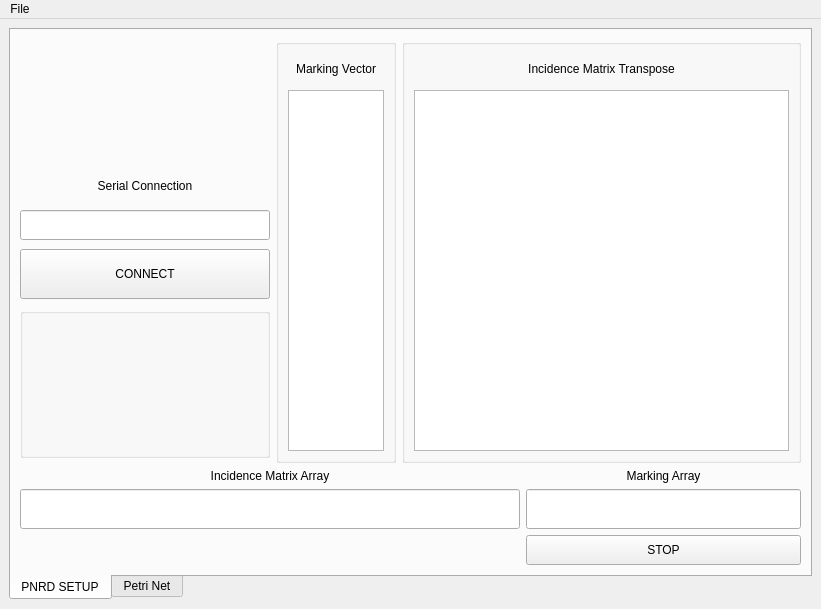
This is gui/qtGui/mainwindow.ui in MAPL-UFU/palms as Qt 5 draws it before an edit. The edited form follows.
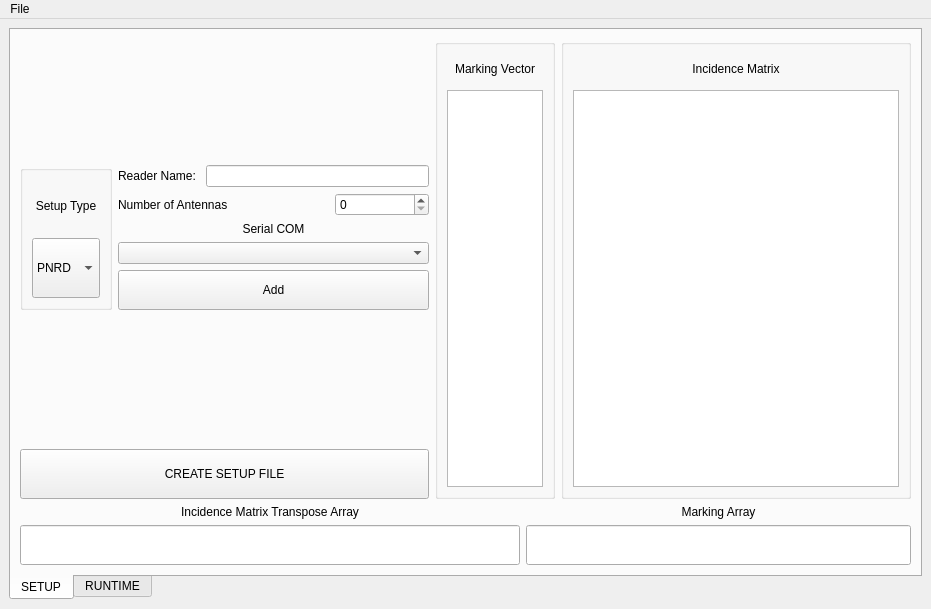
This is the edited form. Icons and pictures are not drawn.

```diff
--- a/gui/qtGui/mainwindow.ui
+++ b/gui/qtGui/mainwindow.ui
@@ -6,7 +6,7 @@
    <rect>
     <x>0</x>
     <y>0</y>
-    <width>821</width>
+    <width>931</width>
     <height>609</height>
    </rect>
   </property>
@@ -123,7 +123,7 @@
       </property>
       <widget class="QWidget" name="tab_setup">
        <attribute name="title">
-        <string>PNRD SETUP</string>
+        <string>SETUP</string>
        </attribute>
        <attribute name="whatsThis">
         <string>Informações da PNRD</string>
@@ -156,42 +156,214 @@
              </widget>
             </item>
             <item>
-             <widget class="QLabel" name="label_3">
-              <property name="maximumSize">
-               <size>
-                <width>250</width>
-                <height>30</height>
-               </size>
+             <layout class="QHBoxLayout" name="horizontalLayout_6" stretch="0,0">
+              <property name="spacing">
+               <number>6</number>
               </property>
-              <property name="text">
-               <string>Serial Connection</string>
+              <property name="leftMargin">
+               <number>0</number>
               </property>
-              <property name="alignment">
-               <set>Qt::AlignCenter</set>
+              <property name="topMargin">
+               <number>0</number>
               </property>
-             </widget>
+              <item>
+               <layout class="QVBoxLayout" name="bgPnrd_verticalLayout">
+                <property name="leftMargin">
+                 <number>0</number>
+                </property>
+                <property name="topMargin">
+                 <number>0</number>
+                </property>
+                <property name="rightMargin">
+                 <number>0</number>
+                </property>
+                <property name="bottomMargin">
+                 <number>0</number>
+                </property>
+                <item>
+                 <widget class="QGroupBox" name="setupBg_groupBox">
+                  <property name="maximumSize">
+                   <size>
+                    <width>100</width>
+                    <height>16777215</height>
+                   </size>
+                  </property>
+                  <property name="title">
+                   <string/>
+                  </property>
+                  <property name="alignment">
+                   <set>Qt::AlignCenter</set>
+                  </property>
+                  <layout class="QVBoxLayout" name="verticalLayout_8">
+                   <item>
+                    <widget class="QLabel" name="label_6">
+                     <property name="text">
+                      <string>Setup Type</string>
+                     </property>
+                     <property name="alignment">
+                      <set>Qt::AlignCenter</set>
+                     </property>
+                    </widget>
+                   </item>
+                   <item>
+                    <widget class="QComboBox" name="setupPalms_comboBox">
+                     <property name="minimumSize">
+                      <size>
+                       <width>0</width>
+                       <height>60</height>
+                      </size>
+                     </property>
+                     <property name="maximumSize">
+                      <size>
+                       <width>100</width>
+                       <height>16777215</height>
+                      </size>
+                     </property>
+                     <property name="font">
+                      <font>
+                       <kerning>true</kerning>
+                      </font>
+                     </property>
+                     <property name="layoutDirection">
+                      <enum>Qt::LeftToRight</enum>
+                     </property>
+                     <item>
+                      <property name="text">
+                       <string>PNRD</string>
+                      </property>
+                     </item>
+                     <item>
+                      <property name="text">
+                       <string>iPNRD</string>
+                      </property>
+                     </item>
+                    </widget>
+                   </item>
+                  </layout>
+                 </widget>
+                </item>
+               </layout>
+              </item>
+              <item>
+               <layout class="QVBoxLayout" name="verticalLayout_9">
+                <property name="topMargin">
+                 <number>0</number>
+                </property>
+                <item>
+                 <layout class="QHBoxLayout" name="horizontalLayout_9">
+                  <property name="topMargin">
+                   <number>0</number>
+                  </property>
+                  <item>
+                   <widget class="QLabel" name="label_7">
+                    <property name="maximumSize">
+                     <size>
+                      <width>100</width>
+                      <height>16777215</height>
+                     </size>
+                    </property>
+                    <property name="text">
+                     <string>Reader Name: </string>
+                    </property>
+                   </widget>
+                  </item>
+                  <item>
+                   <widget class="QLineEdit" name="readerName_lineEdit">
+                    <property name="maximumSize">
+                     <size>
+                      <width>300</width>
+                      <height>16777215</height>
+                     </size>
+                    </property>
+                   </widget>
+                  </item>
+                 </layout>
+                </item>
+                <item>
+                 <layout class="QHBoxLayout" name="horizontalLayout_10">
+                  <item>
+                   <widget class="QLabel" name="label_8">
+                    <property name="text">
+                     <string>Number of Antennas</string>
+                    </property>
+                   </widget>
+                  </item>
+                  <item>
+                   <widget class="QLabel" name="qtdTotalTansitions_label">
+                    <property name="text">
+                     <string/>
+                    </property>
+                   </widget>
+                  </item>
+                  <item>
+                   <widget class="QSpinBox" name="nAntennas_spinBox"/>
+                  </item>
+                 </layout>
+                </item>
+                <item>
+                 <widget class="QLabel" name="label_3">
+                  <property name="maximumSize">
+                   <size>
+                    <width>400</width>
+                    <height>30</height>
+                   </size>
+                  </property>
+                  <property name="text">
+                   <string>Serial COM</string>
+                  </property>
+                  <property name="alignment">
+                   <set>Qt::AlignCenter</set>
+                  </property>
+                 </widget>
+                </item>
+                <item>
+                 <widget class="QComboBox" name="serialConection_comboBox">
+                  <property name="maximumSize">
+                   <size>
+                    <width>400</width>
+                    <height>16777215</height>
+                   </size>
+                  </property>
+                 </widget>
+                </item>
+                <item>
+                 <widget class="QPushButton" name="addSerial_pushButton">
+                  <property name="minimumSize">
+                   <size>
+                    <width>0</width>
+                    <height>40</height>
+                   </size>
+                  </property>
+                  <property name="maximumSize">
+                   <size>
+                    <width>400</width>
+                    <height>16777215</height>
+                   </size>
+                  </property>
+                  <property name="text">
+                   <string>Add</string>
+                  </property>
+                 </widget>
+                </item>
+               </layout>
+              </item>
+             </layout>
             </item>
             <item>
-             <widget class="QLineEdit" name="serialConection_lineEdit">
-              <property name="minimumSize">
-               <size>
-                <width>0</width>
-                <height>30</height>
-               </size>
-              </property>
+             <widget class="QLabel" name="setupInfo_label">
               <property name="maximumSize">
                <size>
-                <width>250</width>
+                <width>500</width>
                 <height>16777215</height>
                </size>
               </property>
-              <property name="alignment">
-               <set>Qt::AlignCenter</set>
+              <property name="text">
+               <string>&lt;html&gt;&lt;head/&gt;&lt;body&gt;&lt;p align=&quot;center&quot;&gt;&lt;br/&gt;&lt;/p&gt;&lt;/body&gt;&lt;/html&gt;</string>
               </property>
              </widget>
             </item>
             <item>
-             <widget class="QPushButton" name="confirmSerialConection_pushButton">
+             <widget class="QPushButton" name="createSetup_pushButton">
               <property name="minimumSize">
                <size>
                 <width>0</width>
@@ -200,77 +372,15 @@
               </property>
               <property name="maximumSize">
                <size>
-                <width>250</width>
+                <width>500</width>
                 <height>16777215</height>
                </size>
               </property>
               <property name="text">
-               <string>CONNECT</string>
+               <string>CREATE SETUP FILE</string>
               </property>
              </widget>
             </item>
-            <item>
-             <widget class="QGroupBox" name="groupBox_Labels">
-              <property name="maximumSize">
-               <size>
-                <width>250</width>
-                <height>150</height>
-               </size>
-              </property>
-              <property name="title">
-               <string/>
-              </property>
-              <layout class="QVBoxLayout" name="verticalLayout_3">
-               <item>
-                <widget class="QLabel" name="exception_label">
-                 <property name="text">
-                  <string/>
-                 </property>
-                </widget>
-               </item>
-               <item>
-                <widget class="QLabel" name="reader_label">
-                 <property name="text">
-                  <string/>
-                 </property>
-                </widget>
-               </item>
-               <item>
-                <widget class="QLabel" name="id_label">
-                 <property name="text">
-                  <string/>
-                 </property>
-                </widget>
-               </item>
-               <item>
-                <widget class="QLabel" name="places_label">
-                 <property name="maximumSize">
-                  <size>
-                   <width>16777215</width>
-                   <height>16777215</height>
-                  </size>
-                 </property>
-                 <property name="text">
-                  <string>&lt;html&gt;&lt;head/&gt;&lt;body&gt;&lt;p&gt;&lt;br/&gt;&lt;/p&gt;&lt;/body&gt;&lt;/html&gt;</string>
-                 </property>
-                 <property name="alignment">
-                  <set>Qt::AlignLeading|Qt::AlignLeft|Qt::AlignVCenter</set>
-                 </property>
-                </widget>
-               </item>
-               <item>
-                <widget class="QLabel" name="transitions_label">
-                 <property name="text">
-                  <string>&lt;html&gt;&lt;head/&gt;&lt;body&gt;&lt;p&gt;&lt;br/&gt;&lt;/p&gt;&lt;/body&gt;&lt;/html&gt;</string>
-                 </property>
-                 <property name="alignment">
-                  <set>Qt::AlignLeading|Qt::AlignLeft|Qt::AlignVCenter</set>
-                 </property>
-                </widget>
-               </item>
-              </layout>
-             </widget>
-            </item>
            </layout>
           </item>
           <item>
@@ -380,7 +490,7 @@
                 </size>
                </property>
                <property name="text">
-                <string>Incidence Matrix Transpose</string>
+                <string>Incidence Matrix</string>
                </property>
                <property name="alignment">
                 <set>Qt::AlignCenter</set>
@@ -472,7 +582,7 @@
                <enum>Qt::LeftToRight</enum>
               </property>
               <property name="text">
-               <string>Incidence Matrix Array</string>
+               <string>Incidence Matrix Transpose Array</string>
               </property>
               <property name="alignment">
                <set>Qt::AlignCenter</set>
@@ -532,54 +642,180 @@
           </item>
          </layout>
         </item>
-        <item>
-         <layout class="QHBoxLayout" name="horizontalLayout_4">
-          <property name="topMargin">
-           <number>0</number>
-          </property>
-          <item>
-           <widget class="QLabel" name="info_label">
-            <property name="minimumSize">
-             <size>
-              <width>500</width>
-              <height>0</height>
-             </size>
-            </property>
-            <property name="text">
-             <string/>
-            </property>
-            <property name="alignment">
-             <set>Qt::AlignCenter</set>
-            </property>
-           </widget>
-          </item>
-          <item>
-           <widget class="QPushButton" name="stopConnection_pushButton">
-            <property name="minimumSize">
-             <size>
-              <width>0</width>
-              <height>30</height>
-             </size>
-            </property>
-            <property name="maximumSize">
-             <size>
-              <width>9999999</width>
-              <height>16777215</height>
-             </size>
-            </property>
-            <property name="text">
-             <string>STOP</string>
-            </property>
-           </widget>
-          </item>
-         </layout>
-        </item>
        </layout>
       </widget>
       <widget class="QWidget" name="tab_petrinet">
        <attribute name="title">
-        <string>Petri Net</string>
+        <string>RUNTIME</string>
        </attribute>
+       <widget class="QGroupBox" name="groupBox_Labels">
+        <property name="geometry">
+         <rect>
+          <x>10</x>
+          <y>210</y>
+          <width>250</width>
+          <height>150</height>
+         </rect>
+        </property>
+        <property name="maximumSize">
+         <size>
+          <width>250</width>
+          <height>150</height>
+         </size>
+        </property>
+        <property name="title">
+         <string/>
+        </property>
+        <layout class="QVBoxLayout" name="verticalLayout_3">
+         <item>
+          <widget class="QLabel" name="exception_label">
+           <property name="text">
+            <string/>
+           </property>
+          </widget>
+         </item>
+         <item>
+          <widget class="QLabel" name="reader_label">
+           <property name="text">
+            <string/>
+           </property>
+          </widget>
+         </item>
+         <item>
+          <widget class="QLabel" name="id_label">
+           <property name="text">
+            <string/>
+           </property>
+          </widget>
+         </item>
+         <item>
+          <widget class="QLabel" name="places_label">
+           <property name="maximumSize">
+            <size>
+             <width>16777215</width>
+             <height>16777215</height>
+            </size>
+           </property>
+           <property name="text">
+            <string>&lt;html&gt;&lt;head/&gt;&lt;body&gt;&lt;p&gt;&lt;br/&gt;&lt;/p&gt;&lt;/body&gt;&lt;/html&gt;</string>
+           </property>
+           <property name="alignment">
+            <set>Qt::AlignLeading|Qt::AlignLeft|Qt::AlignVCenter</set>
+           </property>
+          </widget>
+         </item>
+         <item>
+          <widget class="QLabel" name="transitions_label">
+           <property name="text">
+            <string>&lt;html&gt;&lt;head/&gt;&lt;body&gt;&lt;p&gt;&lt;br/&gt;&lt;/p&gt;&lt;/body&gt;&lt;/html&gt;</string>
+           </property>
+           <property name="alignment">
+            <set>Qt::AlignLeading|Qt::AlignLeft|Qt::AlignVCenter</set>
+           </property>
+          </widget>
+         </item>
+        </layout>
+       </widget>
+       <widget class="QPushButton" name="confirmSerialConection_pushButton">
+        <property name="geometry">
+         <rect>
+          <x>10</x>
+          <y>370</y>
+          <width>251</width>
+          <height>50</height>
+         </rect>
+        </property>
+        <property name="minimumSize">
+         <size>
+          <width>0</width>
+          <height>50</height>
+         </size>
+        </property>
+        <property name="maximumSize">
+         <size>
+          <width>16777215</width>
+          <height>16777215</height>
+         </size>
+        </property>
+        <property name="text">
+         <string>SAVE SETUP</string>
+        </property>
+       </widget>
+       <widget class="QLineEdit" name="serialConection_lineEdit">
+        <property name="geometry">
+         <rect>
+          <x>10</x>
+          <y>160</y>
+          <width>251</width>
+          <height>30</height>
+         </rect>
+        </property>
+        <property name="minimumSize">
+         <size>
+          <width>0</width>
+          <height>30</height>
+         </size>
+        </property>
+        <property name="maximumSize">
+         <size>
+          <width>16777215</width>
+          <height>16777215</height>
+         </size>
+        </property>
+        <property name="alignment">
+         <set>Qt::AlignCenter</set>
+        </property>
+       </widget>
+       <widget class="QWidget" name="">
+        <property name="geometry">
+         <rect>
+          <x>430</x>
+          <y>390</y>
+          <width>151</width>
+          <height>41</height>
+         </rect>
+        </property>
+        <layout class="QHBoxLayout" name="horizontalLayout_4">
+         <property name="topMargin">
+          <number>0</number>
+         </property>
+         <item>
+          <widget class="QLabel" name="info_label">
+           <property name="minimumSize">
+            <size>
+             <width>500</width>
+             <height>0</height>
+            </size>
+           </property>
+           <property name="text">
+            <string/>
+           </property>
+           <property name="alignment">
+            <set>Qt::AlignCenter</set>
+           </property>
+          </widget>
+         </item>
+         <item>
+          <widget class="QPushButton" name="stopConnection_pushButton">
+           <property name="minimumSize">
+            <size>
+             <width>0</width>
+             <height>30</height>
+            </size>
+           </property>
+           <property name="maximumSize">
+            <size>
+             <width>9999999</width>
+             <height>16777215</height>
+            </size>
+           </property>
+           <property name="text">
+            <string>STOP</string>
+           </property>
+          </widget>
+         </item>
+        </layout>
+       </widget>
       </widget>
      </widget>
     </item>
@@ -590,7 +826,7 @@
     <rect>
      <x>0</x>
      <y>0</y>
-     <width>821</width>
+     <width>931</width>
      <height>24</height>
     </rect>
    </property>
```
Left out of the diff: 11 changed lines with no effect on the pictures.
